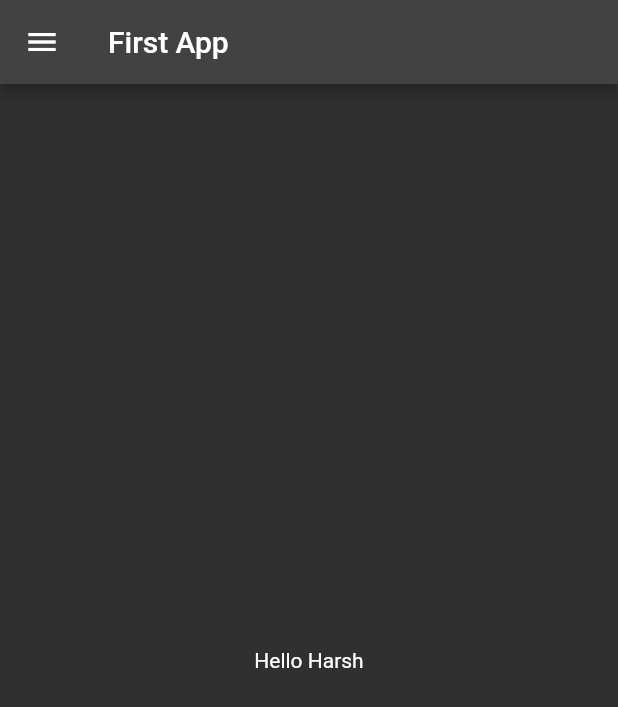
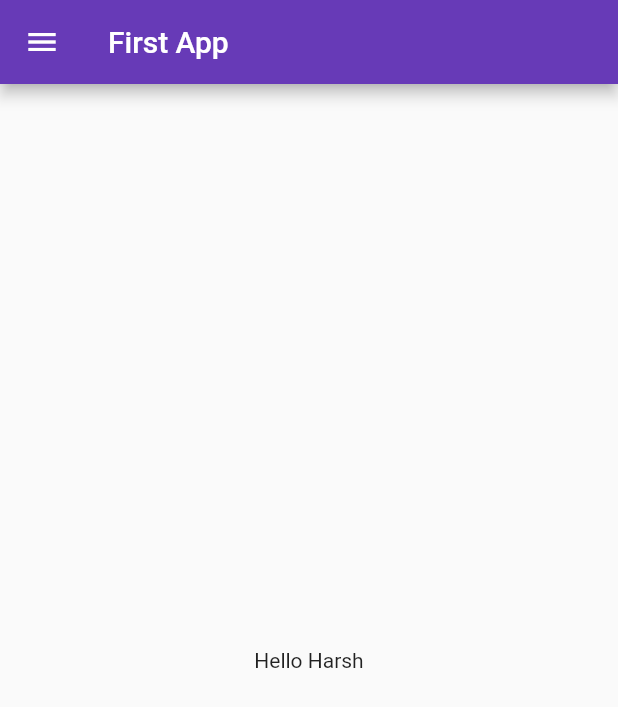
Before and after one commit to harshrox/Flutter-Tutorials, a Flutter app: the screen it shows after launch, on a phone screen of 412 x 824 dp. Shown: the top 707 px of the screen. Run offline on Flutter 3.47's test engine with Material 2 defaults, Android fonts, the phone set to English and light mode, and no system bars.

Commit message:
till chapter 3

```diff
--- a/lib/main.dart
+++ b/lib/main.dart
@@ -1,4 +1,5 @@
 import 'package:app_test_01/home_page.dart';
+import 'package:app_test_01/login_page.dart';
 import 'package:flutter/material.dart';
 
 
@@ -12,11 +13,20 @@ class MyApp extends StatelessWidget {
   Widget build(BuildContext context) {
     return MaterialApp(
       debugShowCheckedModeBanner: false,
-      home: HomePage(),
-      themeMode: ThemeMode.dark,
+      // home: HomePage(),   //when "/" route is given , don't use home:HomePage()
+      themeMode: ThemeMode.light,
+      theme: ThemeData(
+          primarySwatch: Colors.deepPurple
+      ),
       darkTheme: ThemeData(
         brightness: Brightness.dark,
       ),
+      initialRoute: "/home",
+      routes: {
+        "/": (context)=> LoginPage(), //Object assignment
+        "/home": (context)=>HomePage(),
+        "/login": (context)=>LoginPage()
+      }, // For multiple pages
     );
   }
 }
```
